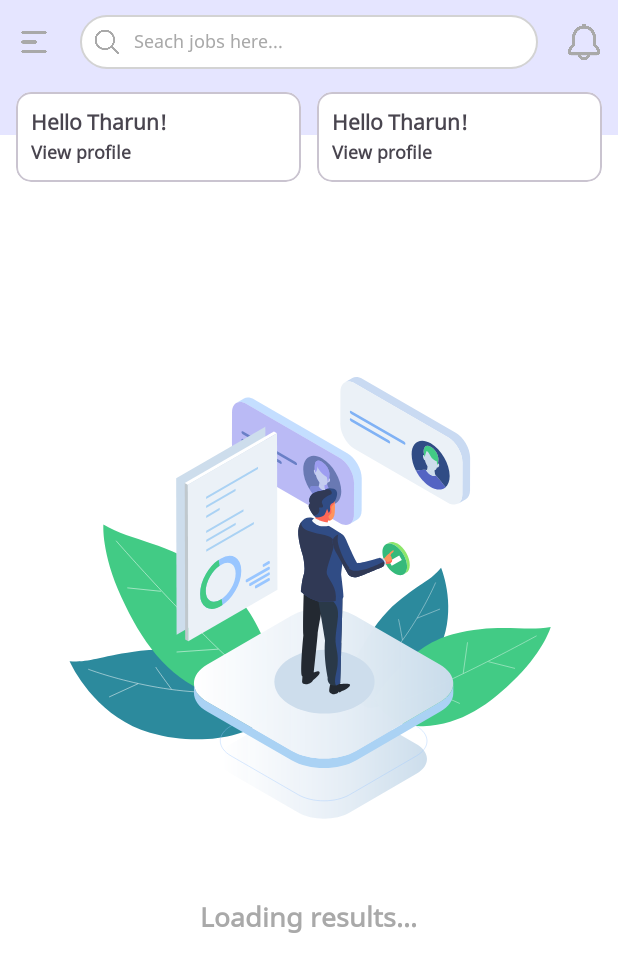
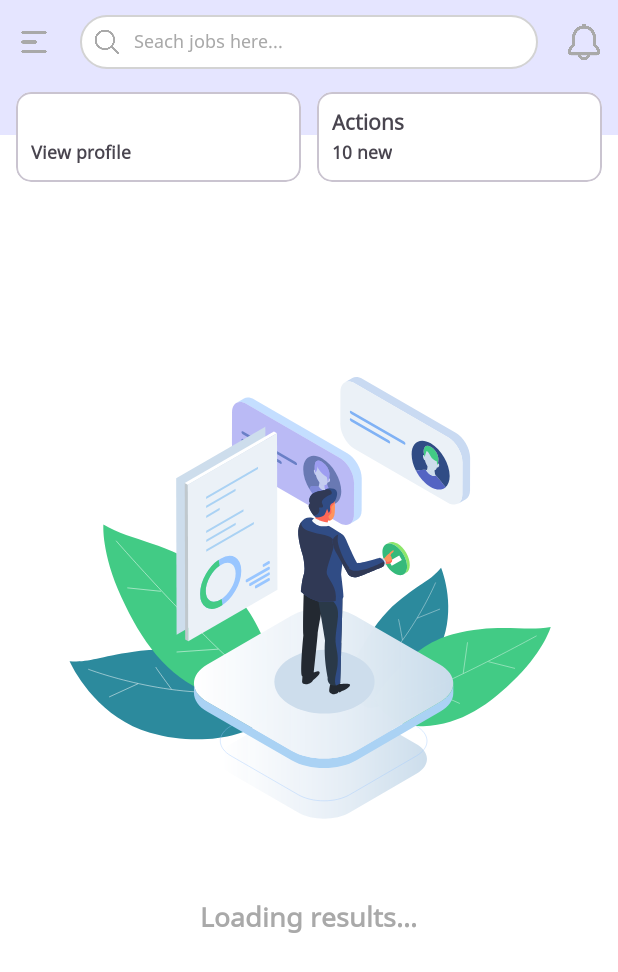
Before and after one commit to impetuson-dev/rexroot-app, an Android app: the HomeFragment screen opened through its navigation route, on a phone screen of 412 x 824 dp. Shown: the top 972 px of the screen. Run offline under Robolectric (Android 15) with nearby library versions, the phone set to English and light mode, and no system bars; our stand-ins replace Firebase (no records; nobody signed in at launch, a user with empty details on screens opened directly), data binding; 1 statement that could not run was skipped.

Commit message:
Modified home screen

```diff
--- /dev/null
+++ b/app/src/main/java/com/impetuson/rexroot/JobreqActivity.kt
@@ -0,0 +1,13 @@
+package com.impetuson.rexroot
+
+import android.os.Bundle
+import androidx.appcompat.app.AppCompatActivity
+
+class JobreqActivity: AppCompatActivity() {
+
+    override fun onCreate(savedInstanceState: Bundle?) {
+        super.onCreate(savedInstanceState)
+
+
+    }
+}
--- /dev/null
+++ b/app/src/main/java/com/impetuson/rexroot/MainActivity.kt
@@ -0,0 +1,4 @@
+package com.impetuson.rexroot
+
+class MainActivity {
+}
--- a/app/src/main/java/com/impetuson/rexroot/view/main/HomeFragment.kt
+++ b/app/src/main/java/com/impetuson/rexroot/view/main/HomeFragment.kt
@@ -1,6 +1,8 @@
 package com.impetuson.rexroot.view.main
 
+import android.content.Context
 import android.content.Intent
+import android.content.SharedPreferences
 import android.graphics.Color
 import android.os.Bundle
 import android.util.Log
@@ -13,6 +15,7 @@ import android.view.WindowManager
 import android.widget.Toast
 import androidx.activity.addCallback
 import androidx.databinding.DataBindingUtil
+import androidx.fragment.app.activityViewModels
 import androidx.recyclerview.widget.LinearLayoutManager
 import com.google.firebase.database.ChildEventListener
 import com.google.firebase.database.DataSnapshot
@@ -23,6 +26,7 @@ import com.impetuson.rexroot.ProfileActivity
 import com.impetuson.rexroot.R
 import com.impetuson.rexroot.databinding.FragmentHomeBinding
 import com.impetuson.rexroot.model.profile.JobReqModelClass
+import com.impetuson.rexroot.viewmodel.main.HomeViewModel
 import com.impetuson.rexroot.viewmodel.main.JobReqRecyclerViewAdapter
 import kotlinx.coroutines.CompletableDeferred
 import kotlinx.coroutines.Dispatchers
@@ -36,6 +40,7 @@ class HomeFragment : Fragment() {
     private lateinit var jobReqList: ArrayList<JobReqModelClass>
     private lateinit var jobreqadapter: JobReqRecyclerViewAdapter
     private lateinit var firebaseDB : DatabaseReference
+    private val viewmodel: HomeViewModel by activityViewModels()
 
     override fun onCreateView(
         inflater: LayoutInflater,
@@ -52,6 +57,10 @@ class HomeFragment : Fragment() {
 
         binding?.apply {
             lifecycleOwner = viewLifecycleOwner
+            viewModel = viewmodel
+
+            val sharedPreference: SharedPreferences =  requireContext().getSharedPreferences("profiledata", Context.MODE_PRIVATE)
+            viewmodel.getUserProfileDetails(sharedPreference)
 
             btnMyprofile.setOnClickListener {
                 val intent = Intent(context,ProfileActivity::class.java)
@@ -131,5 +140,4 @@ class HomeFragment : Fragment() {
 
         jobReqDeferred.await()
     }
-
 }
--- a/app/src/main/java/com/impetuson/rexroot/viewmodel/MainActivity.kt
+++ /dev/null
@@ -1,4 +0,0 @@
-package com.impetuson.rexroot.viewmodel
-
-class MainActivity {
-}
--- /dev/null
+++ b/app/src/main/java/com/impetuson/rexroot/viewmodel/main/HomeViewModel.kt
@@ -0,0 +1,18 @@
+package com.impetuson.rexroot.viewmodel.main
+
+import android.content.SharedPreferences
+import android.util.Log
+import androidx.lifecycle.LiveData
+import androidx.lifecycle.MutableLiveData
+import androidx.lifecycle.ViewModel
+
+class HomeViewModel: ViewModel() {
+
+    private val _userName = MutableLiveData<String>("")
+    var userName: LiveData<String> = _userName
+
+    fun getUserProfileDetails(sharedPreference: SharedPreferences){
+        _userName.value = sharedPreference.getString("username","")
+    }
+
+}
--- a/app/src/main/java/com/impetuson/rexroot/viewmodel/profile/MyProfileViewModel.kt
+++ b/app/src/main/java/com/impetuson/rexroot/viewmodel/profile/MyProfileViewModel.kt
@@ -26,8 +26,6 @@ class MyProfileViewModel: ViewModel() {
         _userName.value = sharedPreference.getString("username","")
         _userEmailID.value = sharedPreference.getString("useremail","")
         _userMobileNumber.value = sharedPreference.getString("usermobilenumber","")
-
-        Log.d("sharedpreference",sharedPreference.getString("username","").toString())
     }
 
     fun btnLogOutHandler(){
--- a/app/src/main/res/layout/activity_profile.xml
+++ b/app/src/main/res/layout/activity_profile.xml
@@ -21,5 +21,4 @@
     </androidx.fragment.app.FragmentContainerView>
 
 
-
 </androidx.constraintlayout.widget.ConstraintLayout>
--- a/app/src/main/res/layout/fragment_home.xml
+++ b/app/src/main/res/layout/fragment_home.xml
@@ -4,7 +4,9 @@
     xmlns:app="http://schemas.android.com/apk/res-auto">
 
     <data>
-
+        <variable
+            name="viewModel"
+            type="com.impetuson.rexroot.viewmodel.main.HomeViewModel" />
     </data>
 
     <RelativeLayout
@@ -112,12 +114,11 @@
                 android:elevation="0dp"
                 app:cardCornerRadius="10sp"
                 android:layout_weight="0.5"
-                android:layout_width="wrap_content"
+                android:layout_width="0dp"
                 android:layout_height="wrap_content">
 
                 <LinearLayout
                     android:padding="10sp"
-                    android:weightSum="1"
                     android:layout_width="match_parent"
                     android:layout_height="wrap_content">
 
@@ -131,7 +132,8 @@
                             android:layout_width="wrap_content"
                             android:layout_height="wrap_content"
                             android:maxLines="1"
-                            android:text="Hello Tharun!"
+                            android:ellipsize="end"
+                            android:text="@{viewModel.userName}"
                             android:textStyle="bold">
                         </TextView>
 
@@ -159,7 +161,7 @@
                 android:elevation="0dp"
                 app:cardCornerRadius="10sp"
                 android:layout_weight="0.5"
-                android:layout_width="wrap_content"
+                android:layout_width="0dp"
                 android:layout_height="wrap_content">
 
                 <LinearLayout
@@ -171,14 +173,14 @@
                     <TextView
                         android:layout_width="wrap_content"
                         android:layout_height="wrap_content"
-                        android:text="Hello Tharun!"
+                        android:text="Actions"
                         android:textStyle="bold">
                     </TextView>
 
                     <TextView
                         android:layout_width="wrap_content"
                         android:layout_height="wrap_content"
-                        android:text="View profile"
+                        android:text="10 new"
                         android:textSize="12sp"
                         android:textStyle="bold">
                     </TextView>
@@ -191,11 +193,12 @@
 
         </LinearLayout>
 
+
         <LinearLayout
             android:layout_below="@id/ll_section"
             android:padding="15sp"
             android:layout_width="match_parent"
-            android:layout_height="match_parent">
+            android:layout_height="wrap_content">
 
             <androidx.recyclerview.widget.RecyclerView
                 android:id="@+id/rv_jobreq"
@@ -205,6 +208,7 @@
             </androidx.recyclerview.widget.RecyclerView>
 
         </LinearLayout>
+
 
         <LinearLayout
             android:id="@+id/loading_animation"
--- a/app/src/main/res/layout/jobreq_card.xml
+++ b/app/src/main/res/layout/jobreq_card.xml
@@ -83,7 +83,7 @@
             <LinearLayout
                 android:layout_weight="0.5"
                 android:layout_gravity="center"
-                android:layout_width="wrap_content"
+                android:layout_width="0dp"
                 android:layout_height="wrap_content">
 
                 <ImageView
@@ -108,7 +108,7 @@
             <LinearLayout
                 android:layout_gravity="center"
                 android:layout_weight="0.5"
-                android:layout_width="wrap_content"
+                android:layout_width="0dp"
                 android:layout_height="wrap_content">
 
                 <ImageView
```
